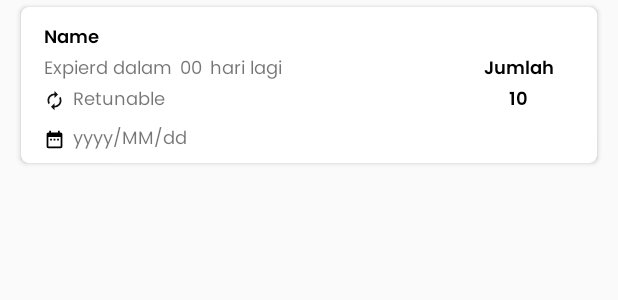
After one commit to Ayub-Budi/aplikasi_TransMart, an Android app: the layout dasboard_item_list.xml on its own in the app's theme, with its tools: preview values and no code run, on a phone screen of 412 x 824 dp. The commit adds this screen. Shown: the top 300 px of the screen. Run offline under Robolectric (Android 15) with nearby library versions, the light colour scheme and no system bars.

Commit message:
menambahkan list Dashboard

```diff
--- a/app/src/main/java/com/a213310009ayubbudisantoso/transmart/api/model/TarikBarangModel.kt
+++ b/app/src/main/java/com/a213310009ayubbudisantoso/transmart/api/model/TarikBarangModel.kt
@@ -4,6 +4,7 @@ import com.google.gson.annotations.SerializedName
 
 
 class TarikBarangModel(
+    @SerializedName("expiry_period") var expiryperiod: ExpiryPeriod?,
     @SerializedName("ie_id") var ieId: String?,
     @SerializedName("ie_store_code") var ieStoreCode: String?,
     @SerializedName("ie_gondola_no") var ieGondolaNo: String?,
@@ -20,6 +21,6 @@ class TarikBarangModel(
     @SerializedName("ie_update_date") var ieUpdateDate: String?
 ) {
     override fun toString(): String {
-        return "TarikBarangModel(ieId=$ieId, ieStoreCode=$ieStoreCode, ieGondolaNo=$ieGondolaNo, ieBarcode=$ieBarcode, ieItemCode=$ieItemCode, ieItemName=$ieItemName, ieItemStatus=$ieItemStatus, ieExpiredDate=$ieExpiredDate, ieQty=$ieQty, ieAction=$ieAction, ieInsertUser=$ieInsertUser, ieInsertDate=$ieInsertDate, ieUpdateUser=$ieUpdateUser, ieUpdateDate=$ieUpdateDate)"
+        return "TarikBarangModel(expiryperiod=$expiryperiod ieId=$ieId, ieStoreCode=$ieStoreCode, ieGondolaNo=$ieGondolaNo, ieBarcode=$ieBarcode, ieItemCode=$ieItemCode, ieItemName=$ieItemName, ieItemStatus=$ieItemStatus, ieExpiredDate=$ieExpiredDate, ieQty=$ieQty, ieAction=$ieAction, ieInsertUser=$ieInsertUser, ieInsertDate=$ieInsertDate, ieUpdateUser=$ieUpdateUser, ieUpdateDate=$ieUpdateDate)"
     }
 }
--- a/app/src/main/java/com/a213310009ayubbudisantoso/transmart/api/services/DasboardEspiredService.kt
+++ b/app/src/main/java/com/a213310009ayubbudisantoso/transmart/api/services/DasboardEspiredService.kt
@@ -1,6 +1,5 @@
 package com.a213310009ayubbudisantoso.transmart.api.services
 
-import com.a213310009ayubbudisantoso.transmart.api.model.DaasboardExpiredModel
 import com.a213310009ayubbudisantoso.transmart.api.model.DashboardResponse
 import retrofit2.Call
 import retrofit2.http.GET
--- /dev/null
+++ b/app/src/main/res/drawable/note_add.xml
@@ -0,0 +1,5 @@
+<vector android:autoMirrored="true" android:height="24dp"
+    android:tint="#111111" android:viewportHeight="24"
+    android:viewportWidth="24" android:width="24dp" xmlns:android="http://schemas.android.com/apk/res/android">
+    <path android:fillColor="@android:color/white" android:pathData="M14,2L6,2c-1.1,0 -1.99,0.9 -1.99,2L4,20c0,1.1 0.89,2 1.99,2L18,22c1.1,0 2,-0.9 2,-2L20,8l-6,-6zM16,16h-3v3h-2v-3L8,16v-2h3v-3h2v3h3v2zM13,9L13,3.5L18.5,9L13,9z"/>
+</vector>
--- /dev/null
+++ b/app/src/main/res/layout/dasboard_item_list.xml
@@ -0,0 +1,173 @@
+<?xml version="1.0" encoding="utf-8"?>
+<androidx.constraintlayout.widget.ConstraintLayout xmlns:android="http://schemas.android.com/apk/res/android"
+    android:layout_width="match_parent"
+    android:layout_height="wrap_content"
+    xmlns:app="http://schemas.android.com/apk/res-auto"
+    android:paddingLeft="10dp"
+    android:paddingEnd="10dp">
+
+    <androidx.cardview.widget.CardView
+        android:layout_width="match_parent"
+        android:layout_height="wrap_content"
+        android:id="@+id/dasboarditemBarang"
+        app:cardElevation="2dp"
+        app:cardCornerRadius="5dp"
+        app:cardUseCompatPadding="true"
+        app:layout_constraintTop_toTopOf="parent"
+        app:layout_constraintStart_toStartOf="parent"
+        app:layout_constraintEnd_toEndOf="parent">
+        <LinearLayout
+            android:layout_width="match_parent"
+            android:layout_height="wrap_content"
+            android:orientation="vertical">
+
+            <LinearLayout
+                android:layout_width="match_parent"
+                android:layout_height="wrap_content"
+                android:orientation="horizontal"
+                android:gravity="center_vertical"
+                android:padding="5dp">
+
+                <LinearLayout
+                    android:layout_width="match_parent"
+                    android:layout_height="wrap_content"
+                    android:orientation="vertical"
+                    android:paddingStart="10dp"
+                    android:paddingTop="5dp"
+                    android:layout_weight="1">
+
+                    <TextView
+                        android:id="@+id/name"
+                        android:layout_width="wrap_content"
+                        android:layout_height="wrap_content"
+                        android:text="Name"
+                        android:textSize="12sp"
+                        android:textColor="@color/blackColor"
+                        android:fontFamily="@font/poppinssemibold" />
+
+                    <LinearLayout
+                        android:layout_width="match_parent"
+                        android:layout_height="wrap_content"
+                        android:orientation="horizontal"
+                        android:gravity="center_vertical">
+
+                        <TextView
+                            android:layout_width="wrap_content"
+                            android:layout_height="wrap_content"
+                            android:fontFamily="@font/poppinsregular"
+                            android:text="Expierd dalam"
+                            android:textSize="12sp"
+                            app:layout_constraintStart_toStartOf="parent"/>
+
+                        <TextView
+                            android:layout_width="wrap_content"
+                            android:layout_height="wrap_content"
+                            android:id="@+id/hari"
+                            android:layout_marginStart="5dp"
+                            android:fontFamily="@font/poppinsregular"
+                            android:text="00"
+                            android:textSize="12sp"
+                            app:layout_constraintStart_toStartOf="parent"/>
+
+                        <TextView
+                            android:layout_width="wrap_content"
+                            android:layout_height="wrap_content"
+                            android:layout_marginStart="5dp"
+                            android:fontFamily="@font/poppinsregular"
+                            android:text="hari lagi"
+                            android:textSize="12sp"
+                            app:layout_constraintStart_toStartOf="parent"/>
+
+
+                    </LinearLayout>
+
+                    <LinearLayout
+                        android:layout_width="match_parent"
+                        android:layout_height="wrap_content"
+                        android:orientation="horizontal"
+                        android:gravity="center_vertical">
+
+                        <ImageView
+                            android:layout_width="14dp"
+                            android:layout_height="14dp"
+                            android:src="@drawable/stok" />
+                        <TextView
+                            android:layout_width="wrap_content"
+                            android:layout_height="wrap_content"
+                            android:id="@+id/statusItem"
+                            android:layout_marginStart="5dp"
+                            android:fontFamily="@font/poppinsregular"
+                            android:text="Retunable"
+                            android:textSize="12sp"
+                            app:layout_constraintStart_toStartOf="parent"/>
+                    </LinearLayout>
+
+                    <LinearLayout
+                        android:layout_width="match_parent"
+                        android:layout_height="wrap_content"
+                        android:gravity="center_vertical"
+                        android:paddingTop="5dp"
+                        android:orientation="horizontal">
+                        <!--                        <TextView-->
+                        <!--                            android:layout_width="wrap_content"-->
+                        <!--                            android:layout_height="wrap_content"-->
+                        <!--                            android:layout_marginStart="10dp"-->
+                        <!--                            android:fontFamily="@font/poppinsregular"-->
+                        <!--                            android:text="Tanggal Expired :"-->
+                        <!--                            android:textSize="12sp"-->
+                        <!--                            app:layout_constraintStart_toStartOf="parent"/>-->
+
+                        <ImageView
+                            android:layout_width="14dp"
+                            android:layout_height="14dp"
+                            android:src="@drawable/tanggal"/>
+                        <TextView
+                            android:id="@+id/tanggal"
+                            android:layout_width="wrap_content"
+                            android:layout_height="wrap_content"
+                            android:layout_marginStart="5dp"
+                            android:fontFamily="@font/poppinsregular"
+                            android:text="yyyy/MM/dd"
+                            android:textSize="12sp"
+                            app:layout_constraintStart_toStartOf="parent"/>
+
+                    </LinearLayout>
+
+
+                </LinearLayout>
+
+                <LinearLayout
+                    android:layout_width="match_parent"
+                    android:layout_height="wrap_content"
+                    android:orientation="vertical"
+                    android:gravity="center"
+                    android:layout_weight="3">
+                    <TextView
+                        android:layout_width="wrap_content"
+                        android:layout_height="wrap_content"
+                        android:fontFamily="@font/poppinssemibold"
+                        android:textColor="@color/blackColor"
+                        android:text="Jumlah"
+                        android:textSize="12sp"
+                        app:layout_constraintStart_toStartOf="parent"/>
+                    <TextView
+                        android:id="@+id/jumlah"
+                        android:layout_width="wrap_content"
+                        android:layout_height="wrap_content"
+                        android:fontFamily="@font/poppinssemibold"
+                        android:textColor="@color/blackColor"
+                        android:text="10"
+                        android:textSize="12sp"
+                        app:layout_constraintStart_toStartOf="parent"/>
+
+                </LinearLayout>
+
+            </LinearLayout>
+
+        </LinearLayout>
+    </androidx.cardview.widget.CardView>
+
+
+
+
+</androidx.constraintlayout.widget.ConstraintLayout>
--- a/app/src/main/res/navigation/navgraph.xml
+++ b/app/src/main/res/navigation/navgraph.xml
@@ -40,6 +40,9 @@
         <action
             android:id="@+id/action_bebasExpiredFragment_to_tarikBarangFragment"
             app:destination="@id/tarikBarangFragment" />
+        <action
+            android:id="@+id/action_bebasExpiredFragment_to_detailItemFragment"
+            app:destination="@id/detailItemFragment" />
     </fragment>
     <fragment
         android:id="@+id/listFragment"
```
Also changed, not shown: app/src/main/java/com/a213310009ayubbudisantoso/transmart/BebasExpiredFragment.kt (+57 -1 lines), app/src/main/java/com/a213310009ayubbudisantoso/transmart/HomeFragment.kt (+62 -21 lines), app/src/main/java/com/a213310009ayubbudisantoso/transmart/api/adapter/DasboardItemAdapter.kt (added, +94 -0 lines), app/src/main/java/com/a213310009ayubbudisantoso/transmart/api/model/ClosestItem.kt (added, +24 -0 lines), app/src/main/java/com/a213310009ayubbudisantoso/transmart/api/model/DaasboardExpiredModel.kt (deleted, +0 -25 lines), app/src/main/java/com/a213310009ayubbudisantoso/transmart/api/model/DashboardExpiredModel.kt (added, +8 -0 lines), app/src/main/java/com/a213310009ayubbudisantoso/transmart/api/model/ExpiryPeriod.kt (added, +7 -0 lines), app/src/main/java/com/a213310009ayubbudisantoso/transmart/api/services/DasboardItemService.kt (added, +10 -0 lines), app/src/main/res/layout/fragment_bebas_expired.xml (+19 -8 lines).
